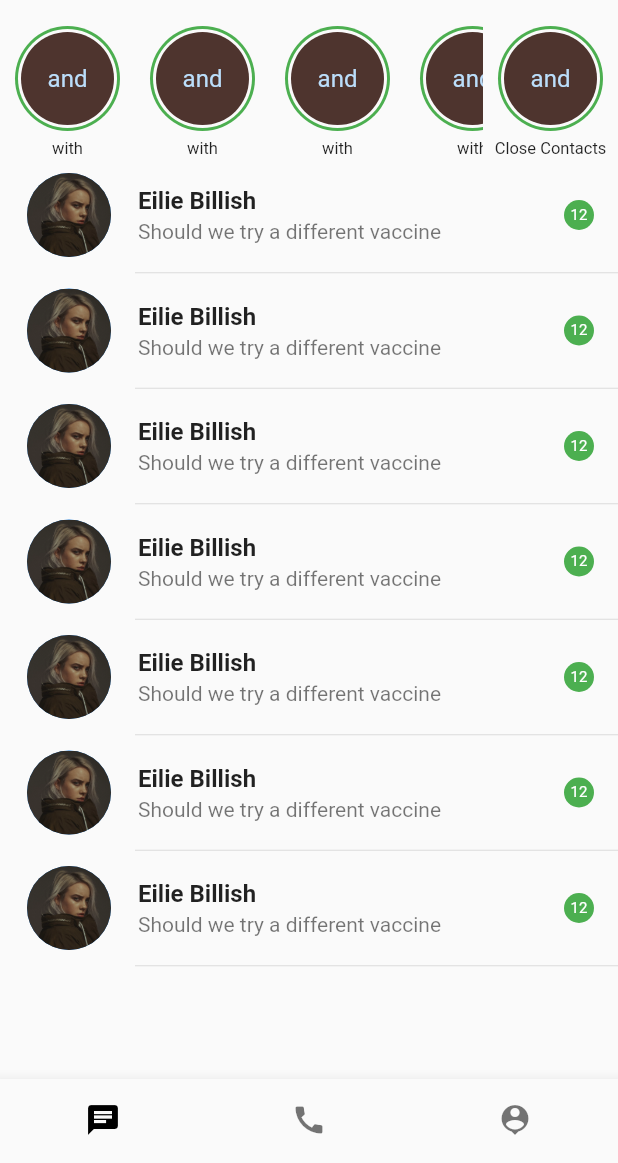
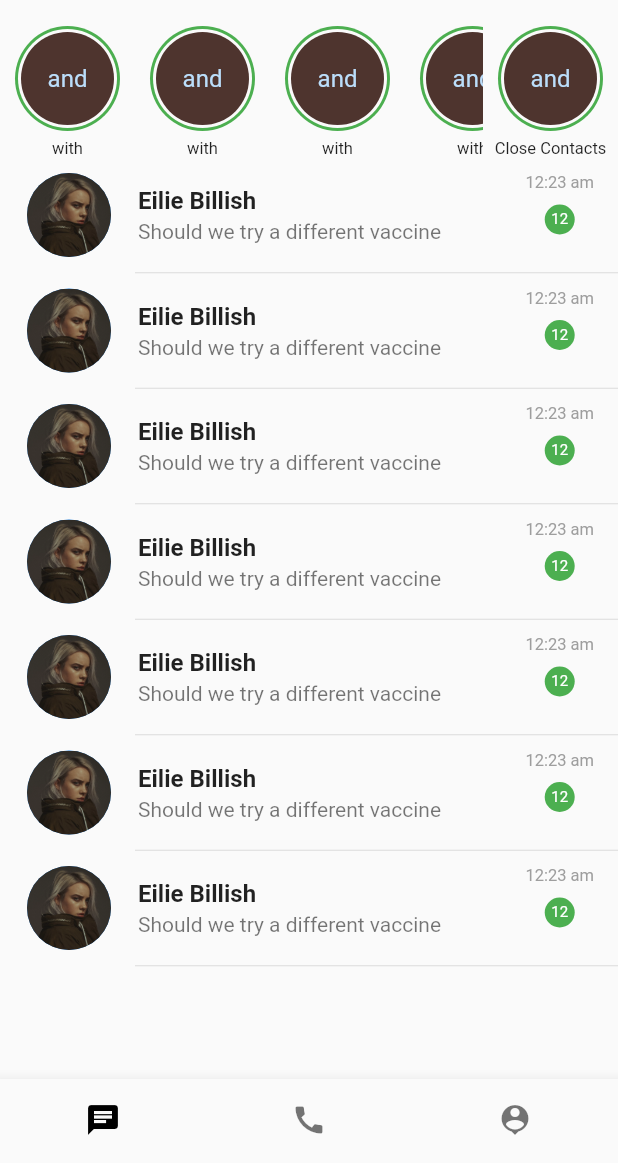
Before and after one commit to 0xV4L3NT1N3/whatsgram, a Flutter app: the screen it shows after launch, on a phone screen of 412 x 824 dp, the part 73-1236 px from its top. Run offline on Flutter 3.47's test engine with Material 2 defaults, Android fonts, the phone set to English and light mode, and no system bars.

Commit message:
Added Time for chats

```diff
--- a/lib/home.dart
+++ b/lib/home.dart
@@ -114,16 +114,31 @@ class _HomeState extends State<Home> {
                         height: 60,
                         width: 60,
                         child: CircleAvatar(
-                          radius: 50,
+                          radius: 60,
                           backgroundImage: AssetImage('images/chatphoto.png'),
                         ),
                       ),
-                      title: Text(
+                      title: Padding(
+                        padding: const EdgeInsets.only(top: 8.0),
+                        child: Text(
                           'Eilie Billish',
                           style: TextStyle(fontWeight: FontWeight.bold),
                         ),
-                      subtitle: Text('Should we try a different vaccine'),
-                      trailing: Container(
+                      ),
+                      subtitle: Padding(
+                        padding: const EdgeInsets.only(top: 2.0, bottom: 8.0),
+                        child: Text('Should we try a different vaccine'),
+                      ),
+                      trailing: Column(
+                        children: [
+                          Text(
+                            '12:23 am',
+                            style: TextStyle(fontSize: 11, color: Colors.grey),
+                          ),
+                          SizedBox(
+                            height: 8,
+                          ),
+                          Container(
                             height: 20,
                             width: 20,
                             decoration: BoxDecoration(
@@ -132,6 +147,8 @@ class _HomeState extends State<Home> {
                                 child: Text('12',
                                     style: TextStyle(
                                         color: Colors.white, fontSize: 10))),
+                          ),
+                        ],
                       ),
                     ),
                     Divider(
```
Also changed, not shown: lib/calls.dart (+12 -1 lines). Lines whose indentation alone changed are shown as unchanged.
